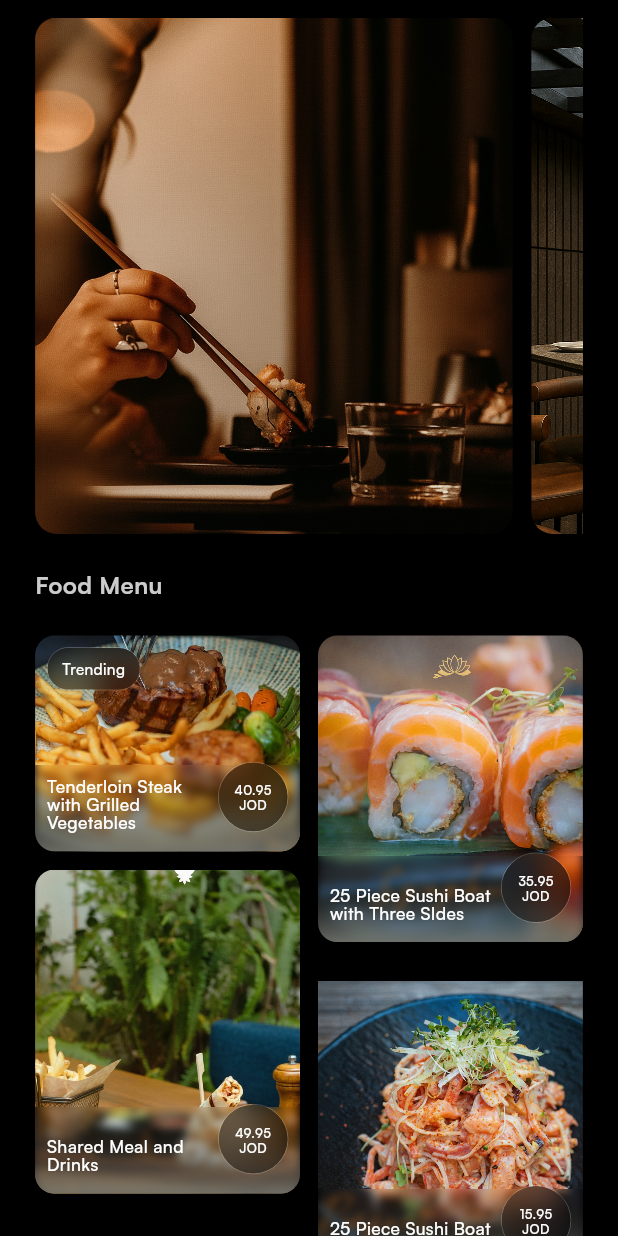
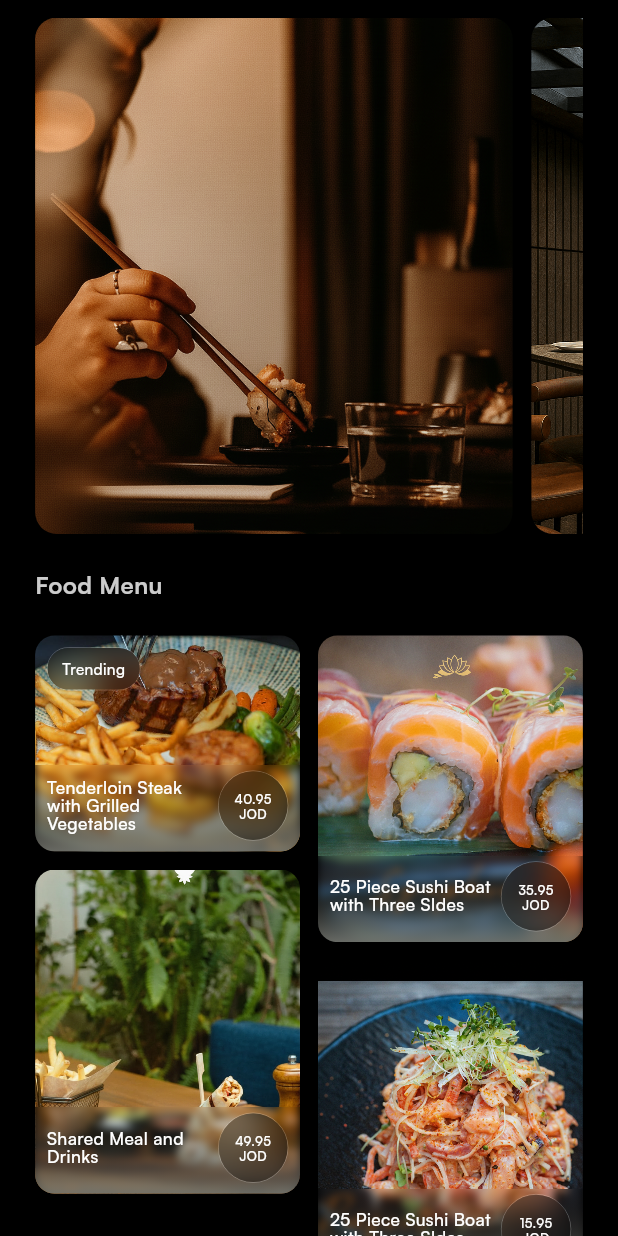
Before and after one commit to MarianSamir1/Recast_Restaurant_UI, a Flutter app: the screen it shows after launch, scrolled down 576 dp, on a phone screen of 412 x 824 dp. Run offline on Flutter 3.47's test engine with Material 3 defaults, Android fonts, the phone set to English and light mode, and no system bars; our stand-ins replace bloc, cached_network_image, equatable, flutter_bloc, flutter_screenutil, flutter_svg and 2 more; missing offline and left inert: gif_view.

Commit message:
feat: Update MenuCard usage in RestaurantFoodMenuSection; add key for improved widget identification and adjust layout properties for better UI alignment

```diff
--- a/lib/features/restaurant_details/view/widgets/menu_card.dart
+++ b/lib/features/restaurant_details/view/widgets/menu_card.dart
@@ -69,13 +69,12 @@ class MenuCard extends StatelessWidget {
             ),
             //==================== text and price ============================
             PositionedDirectional(
-              bottom: 9.h,
+              bottom: 5.h,
               start: 5.w,
               end: 5.w,
               child: Row(
-                crossAxisAlignment: CrossAxisAlignment.end,
+                crossAxisAlignment: CrossAxisAlignment.center,
                 mainAxisSize: MainAxisSize.min,
-                mainAxisAlignment: MainAxisAlignment.end,
                 children: [
                   //title
                   Expanded(
@@ -91,7 +90,7 @@ class MenuCard extends StatelessWidget {
                   SizedBox(width: 3.w),
                   //price
                   BlurCircleContainer(
-                    blurColor: ColorManager.black.withValues(alpha: 0.4),
+                    blurColor: ColorManager.black.withValues(alpha: 0.3),
                     borderColor: ColorManager.white.withValues(alpha: 0.3),
                     child: CustomText(
                       text: "${item.price}\n${Constants.jod}",
@@ -112,7 +111,7 @@ class MenuCard extends StatelessWidget {
                 top: 5.w,
                 child: BlurRectContainer(
                   borderColor: ColorManager.white.withValues(alpha: 0.3),
-                  blurColor: ColorManager.black.withValues(alpha: 0.4),
+                  blurColor: ColorManager.black.withValues(alpha: 0.3),
                   child: CustomText(
                     text: Constants.trending,
                     textStyle: AppStyles.satoshiMedium11White.copyWith(
--- a/lib/features/restaurant_details/view/widgets/restaurant_food_menu_section.dart
+++ b/lib/features/restaurant_details/view/widgets/restaurant_food_menu_section.dart
@@ -39,7 +39,10 @@ class RestaurantFoodMenuSection extends StatelessWidget {
               mainAxisSpacing: 12,
               crossAxisSpacing: 12,
               itemBuilder: (_, index) {
-                return MenuCard(item: state.restaurant!.menu[index]);
+                return MenuCard(
+                  key: ValueKey(state.restaurant!.menu[index].id),
+                  item: state.restaurant!.menu[index],
+                );
               },
             ),
             SizedBox(height: 20.h),
```
